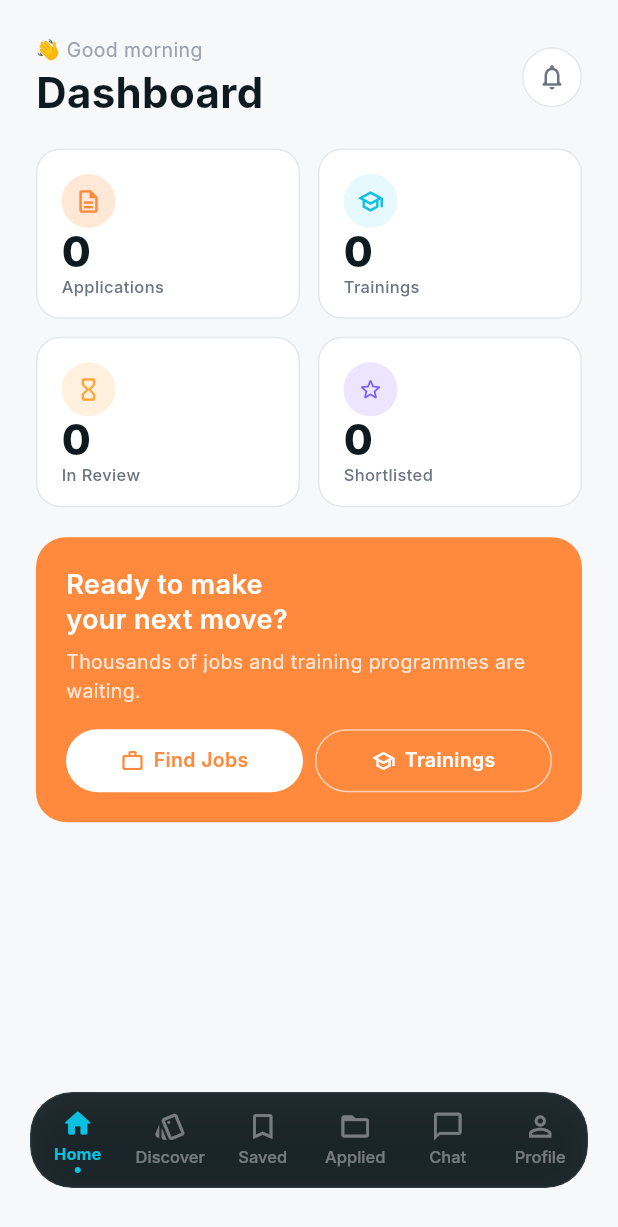
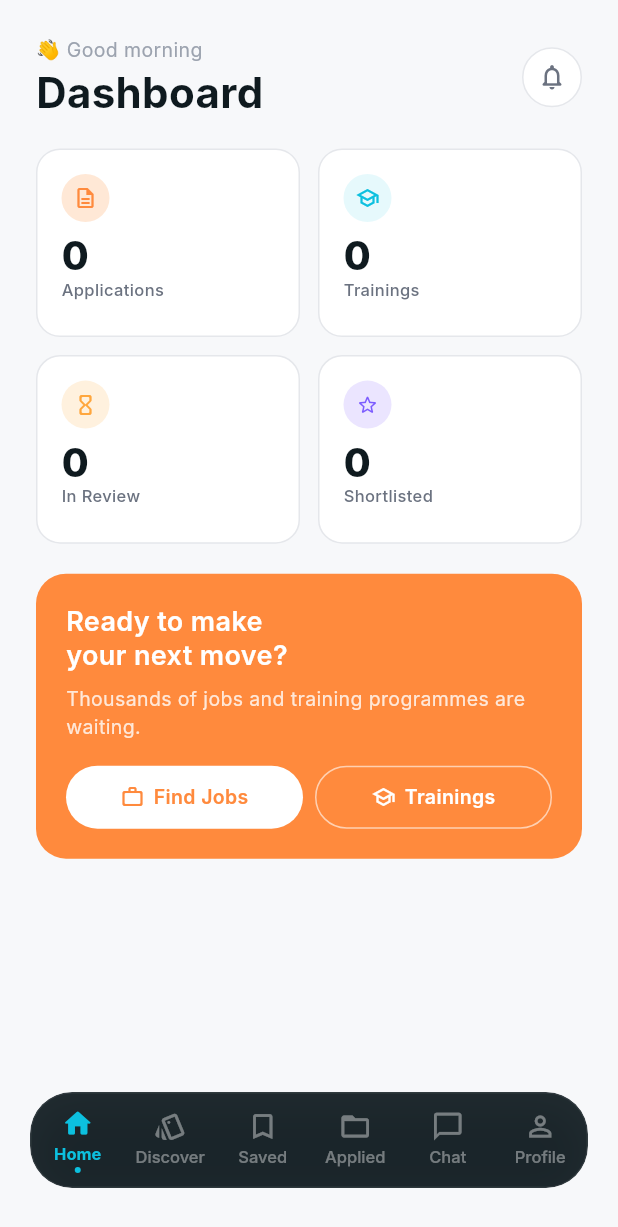
Before and after one commit to timileyin42/Climbr, a Flutter app: the HomeScreen screen opened by its route, on a phone screen of 412 x 824 dp. Shown: the top 1227 px of the screen. Run offline on Flutter 3.47's test engine with Material 3 defaults, Android fonts, the phone set to English and light mode, and no system bars; drawn by our look-alikes of flutter_animate; our stand-ins replace dio, firebase_auth, firebase_core, flutter_riverpod, flutter_secure_storage, go_router and 1 more; accounts and stored records are empty; generated files the repository leaves out were written again; network calls fail; Roboto replaces fonts that are missing (Inter).

Commit message:
fix(mobile): onboarding 422s + dashboard overflow + CV upload UX
Language 422: LanguageRequest.toJson sent 'language' key but backend
expects 'name'. Fixed to {'name': name, 'proficiency': proficiency}.

Work experience date 422: user inputs like '10/03/2024' or '10/2024'
were sent raw. Added _toIso() helper on WorkExperienceRequest that
converts MM/YYYY → YYYY-MM-01, MM/DD/YYYY → YYYY-MM-DD, YYYY → YYYY-01-01.
Backend requires ISO 8601 datetime strings.

Dashboard stat card overflow (8.6px): _StatCard Column overflowed
because the fixed childAspectRatio (1.55) was too small for the content.
- Icon shrunk from 36→32px, fontSize 28→26
- Added FittedBox around the value text so it scales down automatically
- Changed childAspectRatio 1.55→1.4 to give cards more vertical space
- Replaced Spacer() with SizedBox(Sp.s2) to prevent unbounded expansion

CV upload step: file_picker is not yet available (DKImagePickerController
SPM breakage). Made the upload zone tappable (advances the step), updated
label to 'Coming soon — tap here or Skip below', and updated button label
to clarify CV can be added later from Settings.

```diff
--- a/apps/mobile/lib/features/dashboard/dashboard_screen.dart
+++ b/apps/mobile/lib/features/dashboard/dashboard_screen.dart
@@ -146,7 +146,7 @@ class _StatsGrid extends StatelessWidget {
       shrinkWrap: true,
       physics: const NeverScrollableScrollPhysics(),
       gridDelegate: const SliverGridDelegateWithFixedCrossAxisCount(
-        crossAxisCount: 2, crossAxisSpacing: Sp.s3, mainAxisSpacing: Sp.s3, childAspectRatio: 1.55,
+        crossAxisCount: 2, crossAxisSpacing: Sp.s3, mainAxisSpacing: Sp.s3, childAspectRatio: 1.4,
       ),
       itemCount: 4,
       itemBuilder: (_, i) => _StatCard(data: cards[i])
@@ -181,18 +181,23 @@ class _StatCard extends StatelessWidget {
       ),
       child: Column(
         crossAxisAlignment: CrossAxisAlignment.start,
+        mainAxisSize: MainAxisSize.min,
         children: [
           Container(
-            width: 36, height: 36,
+            width: 32, height: 32,
             decoration: BoxDecoration(shape: BoxShape.circle, color: data.bg),
-            child: Icon(data.icon, size: 18, color: data.color),
+            child: Icon(data.icon, size: 16, color: data.color),
           ),
-          const Spacer(),
-          Text(
-            '${data.value}',
-            style: ClimbrText.displayMd.copyWith(color: ClimbrColors.textPrimary, fontSize: 28, fontWeight: FontWeight.w800),
+          const SizedBox(height: Sp.s2),
+          FittedBox(
+            fit: BoxFit.scaleDown,
+            alignment: Alignment.centerLeft,
+            child: Text(
+              '${data.value}',
+              style: ClimbrText.displayMd.copyWith(color: ClimbrColors.textPrimary, fontSize: 26, fontWeight: FontWeight.w800),
+            ),
           ),
-          Text(data.label, style: ClimbrText.caption.copyWith(color: ClimbrColors.textSecondary)),
+          Text(data.label, style: ClimbrText.caption.copyWith(color: ClimbrColors.textSecondary), overflow: TextOverflow.ellipsis),
         ],
       ),
     );
@@ -208,7 +213,7 @@ class _StatsSkeletons extends StatelessWidget {
       shrinkWrap: true,
       physics: const NeverScrollableScrollPhysics(),
       gridDelegate: const SliverGridDelegateWithFixedCrossAxisCount(
-        crossAxisCount: 2, crossAxisSpacing: Sp.s3, mainAxisSpacing: Sp.s3, childAspectRatio: 1.55,
+        crossAxisCount: 2, crossAxisSpacing: Sp.s3, mainAxisSpacing: Sp.s3, childAspectRatio: 1.4,
       ),
       itemCount: 4,
       itemBuilder: (_, __) => Container(
```
Also changed, not shown: apps/mobile/lib/data/models/profile_models.dart (+24 -4 lines), apps/mobile/lib/features/auth/auth_provider.dart (+108 -34 lines), apps/mobile/lib/features/onboarding/onboarding_screen.dart (+6 -3 lines), apps/mobile/lib/features/welcome/welcome_screen.dart (+61 -27 lines).
